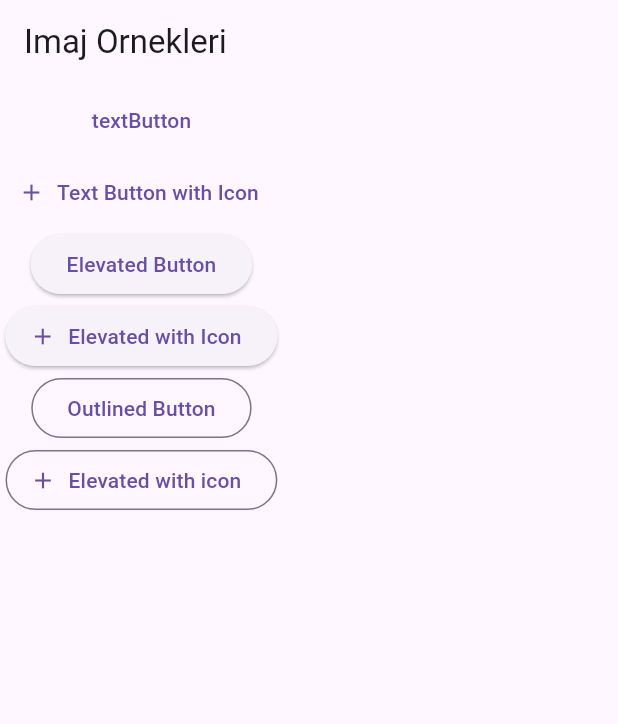
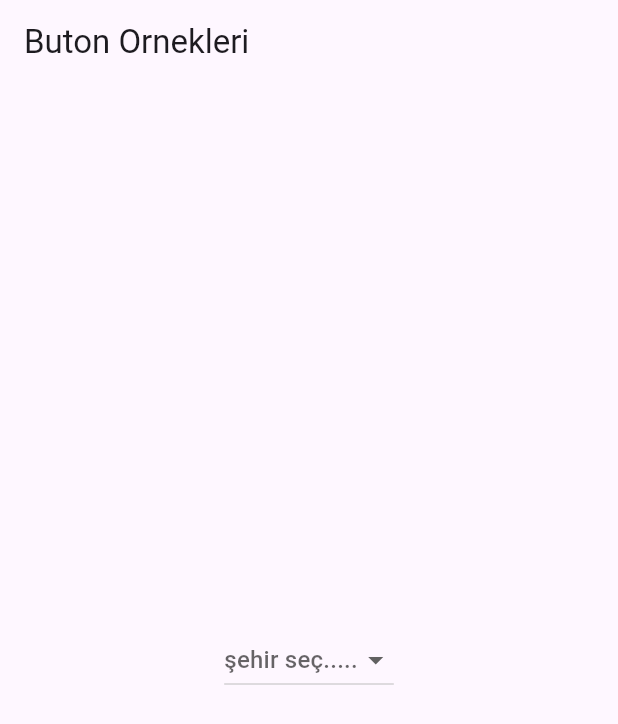
Before and after one commit to turkalpkucur/flutteregitim1, a Flutter app: the screen it shows after launch, on a phone screen of 412 x 824 dp. Shown: the top 724 px of the screen. Run offline on Flutter 3.47's test engine with Material 3 defaults, Android fonts, the phone set to English and light mode, and no system bars.

Commit message:
108 finish
108 finish

```diff
--- /dev/null
+++ b/lib/dropdown_button_kullanimi.dart
@@ -0,0 +1,38 @@
+import 'package:flutter/material.dart';
+
+class DropdownButtonKullanimi extends StatefulWidget {
+  const DropdownButtonKullanimi({super.key});
+
+  @override
+  State<DropdownButtonKullanimi> createState() =>
+      _DropdownButtonKullanimiState();
+}
+
+class _DropdownButtonKullanimiState extends State<DropdownButtonKullanimi> {
+  String? _secilenSehir = null;
+  List<String> _tumSehirler = ["Ankara", "Bursa", "Istanbul", "Adıyaman"];
+
+  @override
+  Widget build(BuildContext context) {
+    return Center(
+      child: DropdownButton<String>(
+        hint: Text("şehir seç....."),
+        // items: [
+        //   DropdownMenuItem(child: Text("ankara sehri"), value: 'Ankara'),
+        //   DropdownMenuItem(child: Text("istanbul sehri"), value: 'Istanbul'),
+        //   DropdownMenuItem(child: Text("izmir sehri"), value: 'Izmir'),
+        // ],
+        items: _tumSehirler
+            .map((String x) => DropdownMenuItem(child: Text(x), value: x))
+            .toList(),
+        value: _secilenSehir,
+        onChanged: (String? yeni) {
+          setState(() {
+            print("calisti $yeni");
+            _secilenSehir = yeni;
+          });
+        },
+      ),
+    );
+  }
+}
--- a/lib/main.dart
+++ b/lib/main.dart
@@ -1,4 +1,5 @@
 import 'package:flutter/material.dart';
+import 'package:my_own_widgets/dropdown_button_kullanimi.dart';
 import 'package:my_own_widgets/image_widgets.dart';
 import 'package:my_own_widgets/my_counter_page.dart';
 import 'package:my_own_widgets/temel_buton_turleri.dart';
@@ -22,9 +23,9 @@ class MyApp extends StatelessWidget {
               headlineLarge: TextStyle(color: Colors.purple, fontSize: 22))),
       home: Scaffold(
         appBar: AppBar(
-          title: Text('Imaj Ornekleri'),
+          title: Text('Buton Ornekleri'),
         ),
-        body: TemelButonlar(),
+        body: DropdownButtonKullanimi(),
       ),
     );
   }
```
